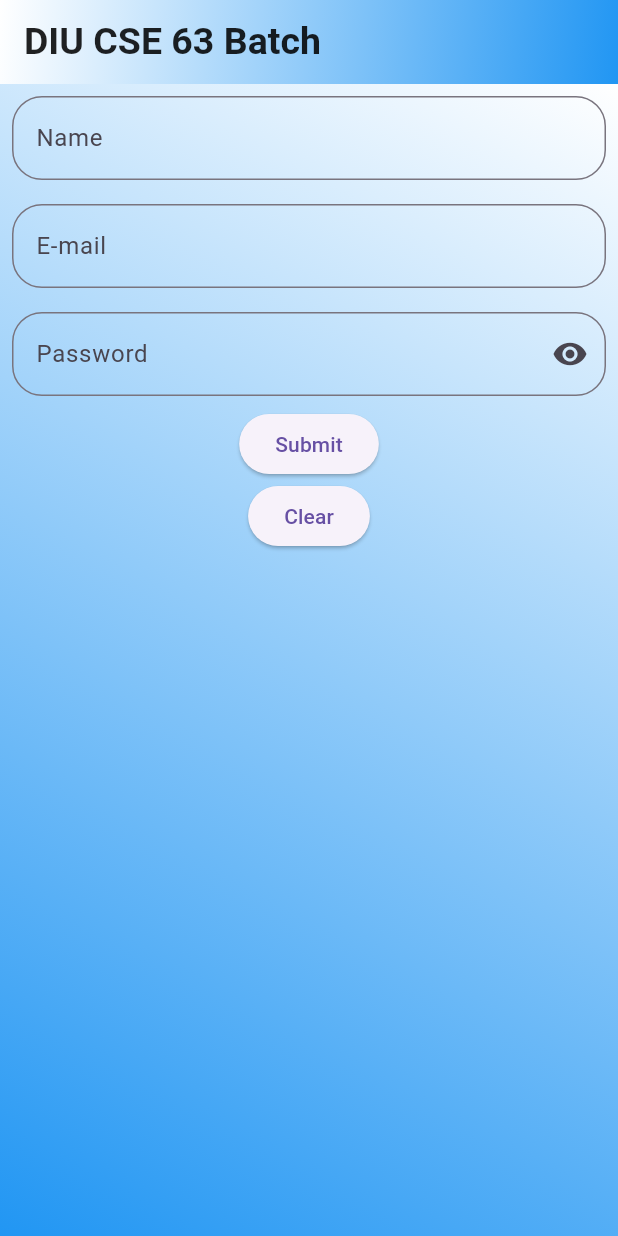
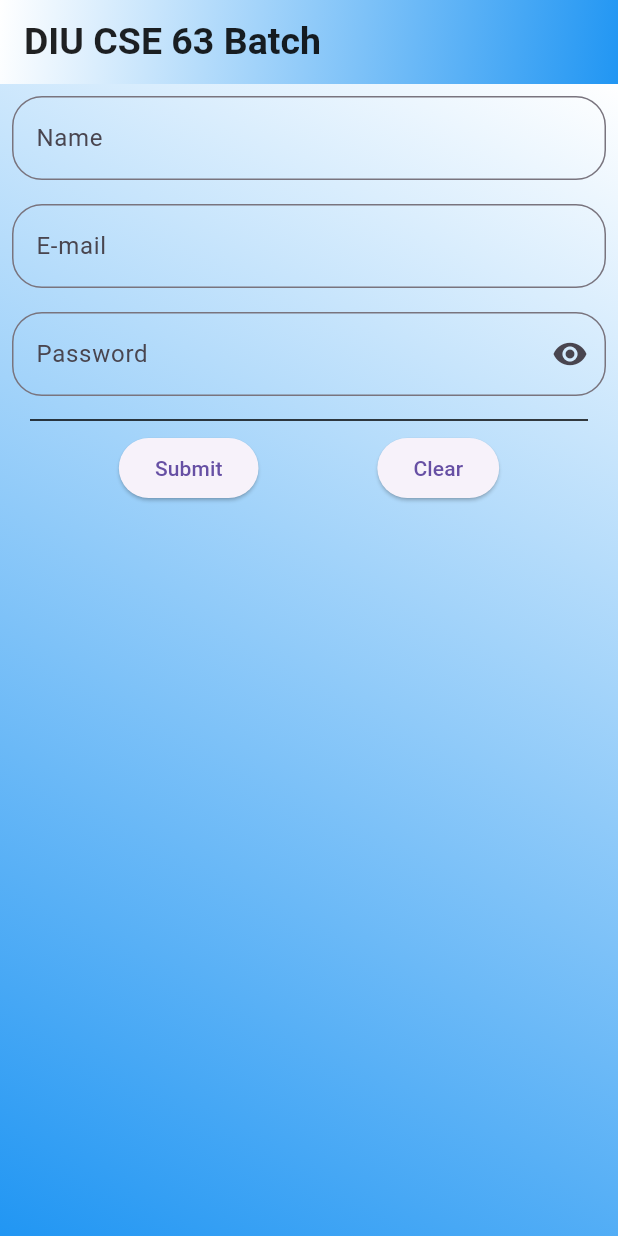
Before and after one commit to kazi-tawhid-ibn-monir/FlutterPractice, a Flutter app: the Home_4 screen opened directly, on a phone screen of 412 x 824 dp. Run offline on Flutter 3.47's test engine with Material 3 defaults, Android fonts, the phone set to English and light mode, and no system bars.

Commit message:
some more update

```diff
--- a/lib/4/Home_4.dart
+++ b/lib/4/Home_4.dart
@@ -48,7 +48,6 @@ class _Home_4State extends State<Home_4> {
                 Padding(
                   padding: const EdgeInsets.all(8.0),
                   child: TextField(
-                    controller: _nameController,
                     decoration: InputDecoration(
                       border: OutlineInputBorder(
                         borderRadius: BorderRadius.circular(20),
@@ -77,6 +76,7 @@ class _Home_4State extends State<Home_4> {
                     controller: _passwordController,
                     obscureText: _secureText,
                     decoration: InputDecoration(
+
                       border: OutlineInputBorder(
                         borderRadius: BorderRadius.circular(20),
                       ),
@@ -95,6 +95,14 @@ class _Home_4State extends State<Home_4> {
                     ),
                   ),
                 ),
+                Divider(
+                  indent: 20,
+                  endIndent: 20,
+                  color: Colors.black,
+                ),
+                Row(
+                  mainAxisAlignment: MainAxisAlignment.spaceEvenly,
+                  children: [
                     ElevatedButton(onPressed: (){
                       print(_nameController.text);
                       print(_emailController.text);
@@ -106,6 +114,8 @@ class _Home_4State extends State<Home_4> {
                       _passwordController.clear();
                     }, child: Text("Clear")),
                   ],
+                )
+              ],
             ),
           ),
         ));
```
Lines whose indentation alone changed are shown as unchanged.
